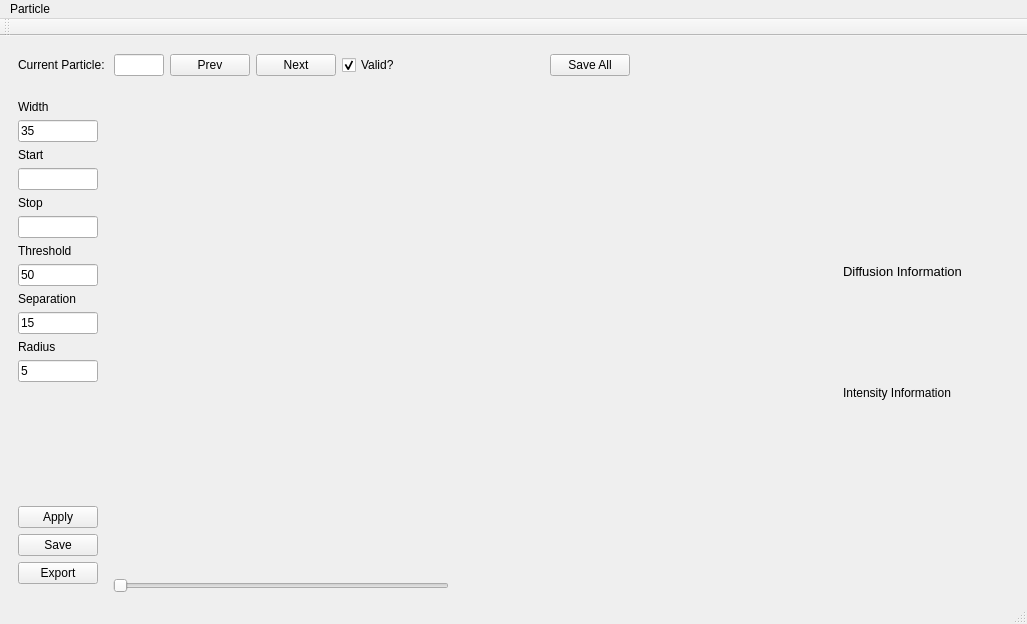
This is dispertrack/view/GUI/particle_window.ui in Dennis-Dispertech/DisperTrack as Qt 5 draws it before an edit. The edited form follows.
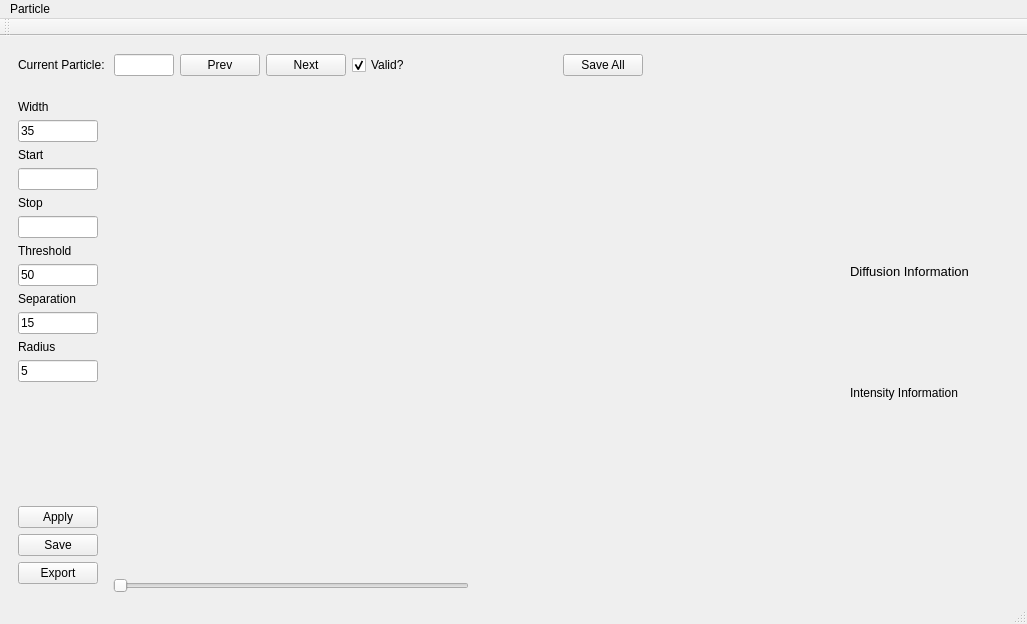
This is the edited form. Icons and pictures are not drawn. Custom widgets are drawn as their Qt base class.

```diff
--- a/dispertrack/view/GUI/particle_window.ui
+++ b/dispertrack/view/GUI/particle_window.ui
@@ -1287,13 +1287,13 @@
          </property>
          <property name="minimumSize">
           <size>
-           <width>10</width>
+           <width>30</width>
            <height>0</height>
           </size>
          </property>
          <property name="maximumSize">
           <size>
-           <width>50</width>
+           <width>60</width>
            <height>16777215</height>
           </size>
          </property>
```
Left out of the diff: 2 changed lines with no effect on the pictures.
